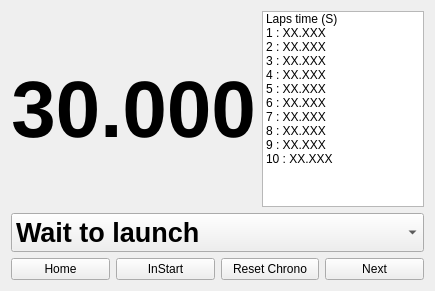
jomarin38/F3FChrono, file F3FChrono/gui/WChrono.ui: the form before one commit.
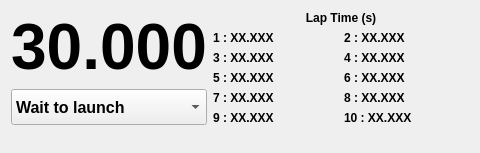
The form after the commit.

Commit message:
WidgetController add new pages ChronoCtrl contain pilotWidget, ChronoWidget, ChronoBtnWidget, ConfigCtrl contain configuration parameters WindWtrl contain Wind information always display.
Application size 295*480 for 320*480 raspberry display

```diff
--- a/F3FChrono/gui/WChrono.ui
+++ b/F3FChrono/gui/WChrono.ui
@@ -6,106 +6,29 @@
    <rect>
     <x>0</x>
     <y>0</y>
-    <width>435</width>
-    <height>291</height>
+    <width>480</width>
+    <height>153</height>
    </rect>
   </property>
   <property name="windowTitle">
    <string>Form</string>
   </property>
-  <layout class="QGridLayout" name="gridLayout_2">
-   <item row="0" column="0">
-    <layout class="QVBoxLayout" name="verticalLayout_3">
+  <layout class="QFormLayout" name="formLayout">
+   <item row="2" column="0">
+    <layout class="QHBoxLayout" name="horizontalLayout">
      <item>
-      <layout class="QGridLayout" name="gridLayout">
-       <item row="0" column="1">
-        <widget class="QListWidget" name="LapsTime_Wdg">
-         <property name="sizePolicy">
-          <sizepolicy hsizetype="Expanding" vsizetype="Expanding">
-           <horstretch>0</horstretch>
-           <verstretch>0</verstretch>
-          </sizepolicy>
-         </property>
-         <property name="minimumSize">
-          <size>
-           <width>160</width>
-           <height>190</height>
-          </size>
-         </property>
-         <property name="maximumSize">
-          <size>
-           <width>200</width>
-           <height>16777215</height>
-          </size>
-         </property>
-         <item>
-          <property name="text">
-           <string>Laps time (S)</string>
-          </property>
-         </item>
-         <item>
-          <property name="text">
-           <string>1 : XX.XXX</string>
-          </property>
-         </item>
-         <item>
-          <property name="text">
-           <string>2 : XX.XXX</string>
-          </property>
-         </item>
-         <item>
-          <property name="text">
-           <string>3 : XX.XXX</string>
-          </property>
-         </item>
-         <item>
-          <property name="text">
-           <string>4 : XX.XXX</string>
-          </property>
-         </item>
-         <item>
-          <property name="text">
-           <string>5 : XX.XXX</string>
-          </property>
-         </item>
-         <item>
-          <property name="text">
-           <string>6 : XX.XXX</string>
-          </property>
-         </item>
-         <item>
-          <property name="text">
-           <string>7 : XX.XXX</string>
-          </property>
-         </item>
-         <item>
-          <property name="text">
-           <string>8 : XX.XXX</string>
-          </property>
-         </item>
-         <item>
-          <property name="text">
-           <string>9 : XX.XXX</string>
-          </property>
-         </item>
-         <item>
-          <property name="text">
-           <string>10 : XX.XXX</string>
-          </property>
-         </item>
-        </widget>
-       </item>
-       <item row="0" column="0" alignment="Qt::AlignHCenter|Qt::AlignVCenter">
+      <layout class="QVBoxLayout" name="verticalLayout">
+       <item>
         <widget class="QLabel" name="Time_label">
          <property name="sizePolicy">
-          <sizepolicy hsizetype="Expanding" vsizetype="Expanding">
+          <sizepolicy hsizetype="Expanding" vsizetype="Fixed">
            <horstretch>0</horstretch>
            <verstretch>0</verstretch>
           </sizepolicy>
          </property>
          <property name="font">
           <font>
-           <pointsize>60</pointsize>
+           <pointsize>48</pointsize>
            <weight>75</weight>
            <bold>true</bold>
           </font>
@@ -118,17 +41,17 @@
          </property>
         </widget>
        </item>
-       <item row="1" column="0" colspan="2">
+       <item>
         <widget class="QComboBox" name="comboBox">
          <property name="sizePolicy">
-          <sizepolicy hsizetype="Expanding" vsizetype="Fixed">
+          <sizepolicy hsizetype="Minimum" vsizetype="Minimum">
            <horstretch>0</horstretch>
            <verstretch>0</verstretch>
           </sizepolicy>
          </property>
          <property name="font">
           <font>
-           <pointsize>20</pointsize>
+           <pointsize>12</pointsize>
            <weight>75</weight>
            <bold>true</bold>
           </font>
@@ -170,64 +93,167 @@
        </item>
       </layout>
      </item>
-     <item>
-      <layout class="QHBoxLayout" name="horizontalLayout">
-       <property name="sizeConstraint">
-        <enum>QLayout::SetMinAndMaxSize</enum>
+    </layout>
+   </item>
+   <item row="2" column="1">
+    <layout class="QGridLayout" name="gridLayout">
+     <item row="2" column="0">
+      <widget class="QLabel" name="Lap3">
+       <property name="font">
+        <font>
+         <pointsize>9</pointsize>
+         <weight>75</weight>
+         <bold>true</bold>
+        </font>
        </property>
-       <item>
-        <widget class="QPushButton" name="Btn_Home">
-         <property name="text">
-          <string>Home</string>
-         </property>
-         <property name="flat">
-          <bool>false</bool>
-         </property>
-        </widget>
-       </item>
-       <item>
-        <widget class="QPushButton" name="Btn_InStart">
-         <property name="maximumSize">
-          <size>
-           <width>16777202</width>
-           <height>16777215</height>
-          </size>
-         </property>
-         <property name="layoutDirection">
-          <enum>Qt::LeftToRight</enum>
-         </property>
-         <property name="text">
-          <string>InStart</string>
-         </property>
-         <property name="flat">
-          <bool>false</bool>
-         </property>
-        </widget>
-       </item>
-       <item>
-        <widget class="QPushButton" name="Btn_ResetChrono">
-         <property name="text">
-          <string>Reset Chrono</string>
-         </property>
-         <property name="flat">
-          <bool>false</bool>
-         </property>
-        </widget>
-       </item>
-       <item>
-        <widget class="QPushButton" name="Btn_Next">
-         <property name="layoutDirection">
-          <enum>Qt::LeftToRight</enum>
-         </property>
-         <property name="text">
-          <string>Next</string>
-         </property>
-         <property name="flat">
-          <bool>false</bool>
-         </property>
-        </widget>
-       </item>
-      </layout>
+       <property name="text">
+        <string>3 : XX.XXX</string>
+       </property>
+      </widget>
+     </item>
+     <item row="2" column="1">
+      <widget class="QLabel" name="Lap4">
+       <property name="font">
+        <font>
+         <pointsize>9</pointsize>
+         <weight>75</weight>
+         <bold>true</bold>
+        </font>
+       </property>
+       <property name="text">
+        <string>4 : XX.XXX</string>
+       </property>
+      </widget>
+     </item>
+     <item row="1" column="0">
+      <widget class="QLabel" name="Lap1">
+       <property name="font">
+        <font>
+         <pointsize>9</pointsize>
+         <weight>75</weight>
+         <bold>true</bold>
+        </font>
+       </property>
+       <property name="text">
+        <string>1 : XX.XXX</string>
+       </property>
+      </widget>
+     </item>
+     <item row="1" column="1">
+      <widget class="QLabel" name="Lap2">
+       <property name="font">
+        <font>
+         <pointsize>9</pointsize>
+         <weight>75</weight>
+         <bold>true</bold>
+        </font>
+       </property>
+       <property name="text">
+        <string>2 : XX.XXX</string>
+       </property>
+      </widget>
+     </item>
+     <item row="4" column="0">
+      <widget class="QLabel" name="Lap7">
+       <property name="font">
+        <font>
+         <pointsize>9</pointsize>
+         <weight>75</weight>
+         <bold>true</bold>
+        </font>
+       </property>
+       <property name="text">
+        <string>7 : XX.XXX</string>
+       </property>
+      </widget>
+     </item>
+     <item row="5" column="1">
+      <widget class="QLabel" name="Lap10">
+       <property name="font">
+        <font>
+         <pointsize>9</pointsize>
+         <weight>75</weight>
+         <bold>true</bold>
+        </font>
+       </property>
+       <property name="text">
+        <string>10 : XX.XXX</string>
+       </property>
+      </widget>
+     </item>
+     <item row="5" column="0">
+      <widget class="QLabel" name="Lap9">
+       <property name="font">
+        <font>
+         <pointsize>9</pointsize>
+         <weight>75</weight>
+         <bold>true</bold>
+        </font>
+       </property>
+       <property name="text">
+        <string>9 : XX.XXX</string>
+       </property>
+      </widget>
+     </item>
+     <item row="3" column="1">
+      <widget class="QLabel" name="Lap6">
+       <property name="font">
+        <font>
+         <pointsize>9</pointsize>
+         <weight>75</weight>
+         <bold>true</bold>
+        </font>
+       </property>
+       <property name="text">
+        <string>6 : XX.XXX</string>
+       </property>
+      </widget>
+     </item>
+     <item row="4" column="1">
+      <widget class="QLabel" name="Lap8">
+       <property name="font">
+        <font>
+         <pointsize>9</pointsize>
+         <weight>75</weight>
+         <bold>true</bold>
+        </font>
+       </property>
+       <property name="text">
+        <string>8 : XX.XXX</string>
+       </property>
+      </widget>
+     </item>
+     <item row="3" column="0">
+      <widget class="QLabel" name="Lap5">
+       <property name="font">
+        <font>
+         <pointsize>9</pointsize>
+         <weight>75</weight>
+         <bold>true</bold>
+        </font>
+       </property>
+       <property name="text">
+        <string>5 : XX.XXX</string>
+       </property>
+      </widget>
+     </item>
+     <item row="0" column="0" colspan="2">
+      <widget class="QLabel" name="LapTimeLabel">
+       <property name="font">
+        <font>
+         <pointsize>9</pointsize>
+         <weight>75</weight>
+         <italic>false</italic>
+         <bold>true</bold>
+        </font>
+       </property>
+       <property name="text">
+        <string>Lap Time (s)</string>
+       </property>
+       <property name="alignment">
+        <set>Qt::AlignCenter</set>
+       </property>
+      </widget>
      </item>
     </layout>
    </item>
```
The commit also changes 12 other files.
